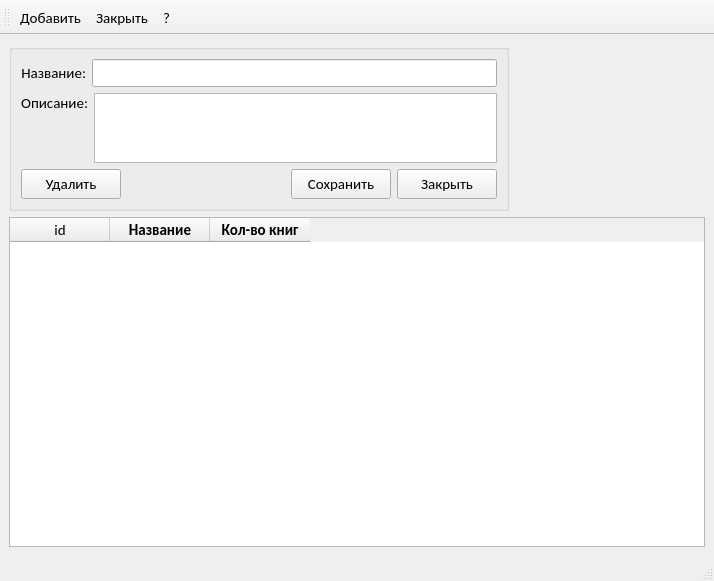
The window that librarian/publish.ui (Skyrim78/Librarian) describes before a commit, drawn with Qt 5.
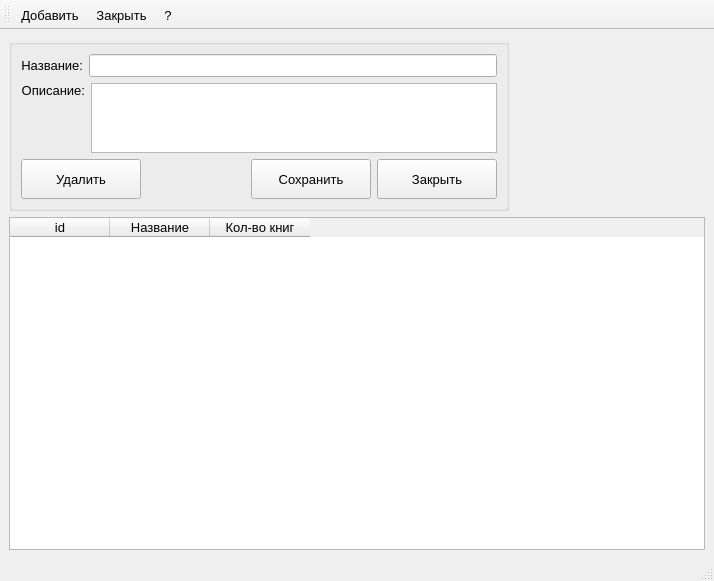
The same window after the commit.

Patch:
```diff
--- a/librarian/publish.ui
+++ b/librarian/publish.ui
@@ -12,8 +12,8 @@
   </property>
   <property name="font">
    <font>
-    <family>Calibri</family>
-    <pointsize>11</pointsize>
+    <family>Ubuntu</family>
+    <pointsize>10</pointsize>
    </font>
   </property>
   <property name="windowTitle">
@@ -126,14 +126,14 @@
                 <widget class="QPushButton" name="pushButton_del">
                  <property name="minimumSize">
                   <size>
-                   <width>100</width>
-                   <height>30</height>
+                   <width>120</width>
+                   <height>40</height>
                   </size>
                  </property>
                  <property name="maximumSize">
                   <size>
-                   <width>100</width>
-                   <height>30</height>
+                   <width>120</width>
+                   <height>40</height>
                   </size>
                  </property>
                  <property name="text">
@@ -158,14 +158,14 @@
                 <widget class="QPushButton" name="pushButton_save">
                  <property name="minimumSize">
                   <size>
-                   <width>100</width>
-                   <height>30</height>
+                   <width>120</width>
+                   <height>40</height>
                   </size>
                  </property>
                  <property name="maximumSize">
                   <size>
-                   <width>100</width>
-                   <height>30</height>
+                   <width>120</width>
+                   <height>40</height>
                   </size>
                  </property>
                  <property name="text">
@@ -177,14 +177,14 @@
                 <widget class="QPushButton" name="pushButton_close">
                  <property name="minimumSize">
                   <size>
-                   <width>100</width>
-                   <height>30</height>
+                   <width>120</width>
+                   <height>40</height>
                   </size>
                  </property>
                  <property name="maximumSize">
                   <size>
-                   <width>100</width>
-                   <height>30</height>
+                   <width>120</width>
+                   <height>40</height>
                   </size>
                  </property>
                  <property name="text">
@@ -216,6 +216,9 @@
       </item>
       <item row="1" column="0">
        <widget class="QTableWidget" name="tableWidget_pub">
+        <attribute name="verticalHeaderDefaultSectionSize">
+         <number>23</number>
+        </attribute>
         <column>
          <property name="text">
           <string>id</string>
@@ -227,10 +230,10 @@
          </property>
          <property name="font">
           <font>
-           <family>Calibri</family>
-           <pointsize>11</pointsize>
-           <weight>75</weight>
-           <bold>true</bold>
+           <family>Ubuntu</family>
+           <pointsize>10</pointsize>
+           <weight>50</weight>
+           <bold>false</bold>
           </font>
          </property>
         </column>
@@ -240,10 +243,10 @@
          </property>
          <property name="font">
           <font>
-           <family>Calibri</family>
-           <pointsize>11</pointsize>
-           <weight>75</weight>
-           <bold>true</bold>
+           <family>Ubuntu</family>
+           <pointsize>10</pointsize>
+           <weight>50</weight>
+           <bold>false</bold>
           </font>
          </property>
         </column>
```
